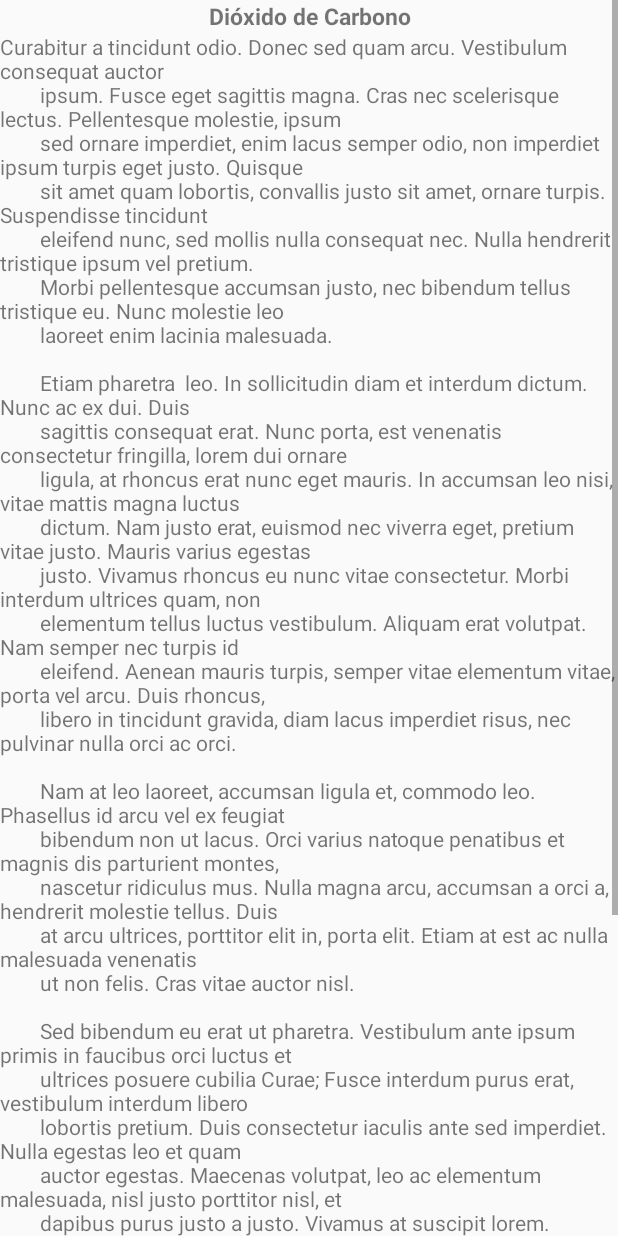
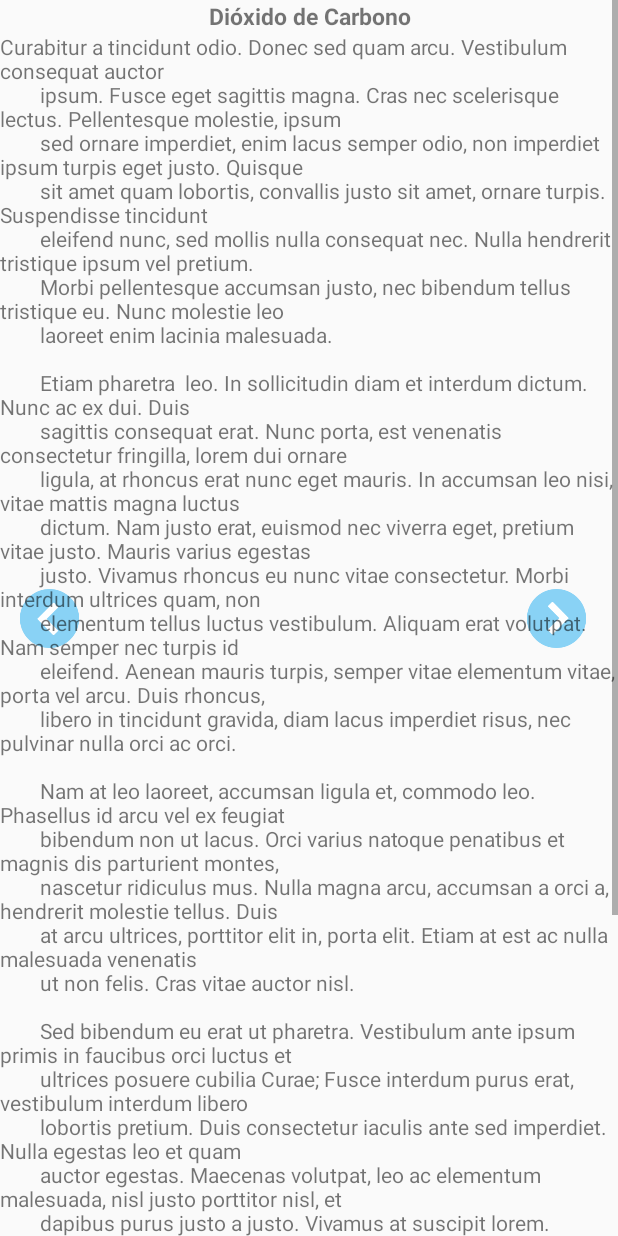
Before and after one commit to Pre-Iniciacao-Cientifica-2018/Testes, an Android app: the SecondActivity screen opened directly, with no data from a screen before it, on a phone screen of 412 x 824 dp. Run offline under Robolectric (Android 15) with nearby library versions, the phone set to English and light mode, and no system bars.

```diff
--- a/prjIC/app/src/main/java/com/example/gabriel/prjic/SecondActivity.java
+++ b/prjIC/app/src/main/java/com/example/gabriel/prjic/SecondActivity.java
@@ -3,6 +3,7 @@ package com.example.gabriel.prjic;
 import android.content.Intent;
 import android.os.Bundle;
 
+import android.support.constraint.ConstraintLayout;
 import android.support.design.widget.NavigationView;
 import android.support.v4.view.GravityCompat;
 import android.support.v4.widget.DrawerLayout;
@@ -11,10 +12,20 @@ import android.support.v7.app.AppCompatActivity;
 
 import android.view.Menu;
 import android.view.MenuItem;
+import android.view.MotionEvent;
+import android.view.View;
+import android.widget.ImageView;
+import android.widget.LinearLayout;
+import android.widget.RelativeLayout;
+import android.widget.ScrollView;
+import android.widget.Toast;
 
 public class SecondActivity extends AppCompatActivity
         implements NavigationView.OnNavigationItemSelectedListener {
-
+    private LinearLayout lay = null;
+    private ImageView img = null;
+    private ImageView img1 = null;
+    //private float x,y;
     @Override
     protected void onCreate(Bundle savedInstanceState) {
         super.onCreate(savedInstanceState);
@@ -32,6 +43,33 @@ public class SecondActivity extends AppCompatActivity
 
         NavigationView navigationView = (NavigationView) findViewById(R.id.nav_view);
         navigationView.setNavigationItemSelectedListener(this);
+
+
+
+        lay = (LinearLayout) findViewById(R.id.linear);
+        img = (ImageView) findViewById(R.id.imageView5);
+        img1 = (ImageView) findViewById(R.id.imageView9);
+        lay.setOnTouchListener(new View.OnTouchListener() {
+            @Override
+            public boolean onTouch(View v, MotionEvent event) {
+            //    x = event.getX();
+            //    y = event.getY(); Um dia pode ser util
+                 if (event.getAction() == MotionEvent.ACTION_DOWN){
+                     if(img.getVisibility() == View.VISIBLE && img1.getVisibility() == View.VISIBLE){
+
+                         img.setVisibility(View.INVISIBLE);
+                         img1.setVisibility(View.INVISIBLE);
+                     }else{
+                         img.setVisibility(View.VISIBLE);
+                         img1.setVisibility(View.VISIBLE);
+                     }
+
+                 }
+
+                 return true;
+            }
+
+        });
     }
 
     @Override
@@ -92,4 +130,5 @@ public class SecondActivity extends AppCompatActivity
         drawer.closeDrawer(GravityCompat.START);
         return true;
     }
+
 }
--- a/prjIC/app/src/main/res/layout/content_second.xml
+++ b/prjIC/app/src/main/res/layout/content_second.xml
@@ -7,36 +7,65 @@
     android:layout_height="match_parent"
     app:layout_behavior="@string/appbar_scrolling_view_behavior"
     tools:context=".SecondActivity"
-    tools:showIn="@layout/app_bar_second">
+    tools:showIn="@layout/app_bar_second"
+    android:id="@+id/lay">
 
-    <ScrollView
-        android:layout_width="match_parent"
-        android:layout_height="match_parent"
+    <ImageView
+        android:id="@+id/imageView9"
+        android:layout_width="66dp"
+        android:layout_height="39dp"
+        android:layout_marginStart="300dp"
+        android:layout_marginEnd="8dp"
+        app:layout_constraintBottom_toBottomOf="parent"
+        app:layout_constraintEnd_toEndOf="@+id/scrollView2"
+        app:layout_constraintHorizontal_bias="1.0"
+        app:layout_constraintStart_toStartOf="parent"
+        app:layout_constraintTop_toTopOf="parent"
+        app:srcCompat="@drawable/setadireita" />
+
+    <ImageView
+        android:id="@+id/imageView5"
+        android:layout_width="66dp"
+        android:layout_height="39dp"
+        android:layout_marginEnd="284dp"
         app:layout_constraintBottom_toBottomOf="parent"
         app:layout_constraintEnd_toEndOf="parent"
         app:layout_constraintHorizontal_bias="0.0"
         app:layout_constraintStart_toStartOf="parent"
         app:layout_constraintTop_toTopOf="parent"
-        app:layout_constraintVertical_bias="1.0">
+        app:srcCompat="@drawable/setaesquerda" />
+
+    <ScrollView
+        android:id="@+id/scrollView2"
+        android:layout_width="match_parent"
+        android:layout_height="match_parent"
+        app:layout_constraintBottom_toBottomOf="parent"
+        app:layout_constraintEnd_toEndOf="parent"
+        app:layout_constraintHorizontal_bias="1.0"
+        app:layout_constraintStart_toStartOf="parent"
+        app:layout_constraintTop_toTopOf="parent"
+        app:layout_constraintVertical_bias="0.0">
 
 
         <LinearLayout
+            android:id="@+id/linear"
             android:layout_width="match_parent"
             android:layout_height="wrap_content"
             android:orientation="vertical">
-            <TextView android:layout_height="match_parent"
+
+            <TextView
                 android:layout_width="match_parent"
+                android:layout_height="match_parent"
                 android:text="Dióxido de Carbono"
+                android:textAlignment="center"
                 android:textSize="15sp"
-                android:textStyle="bold"
-                android:textAlignment="center"
-                />
+                android:textStyle="bold" />
+
             <TextView
-                    android:layout_height="match_parent"
-                    android:layout_width="match_parent"
+                android:layout_width="match_parent"
+                android:layout_height="match_parent"
 
                 android:text="@string/textao" />
-
 
 
         </LinearLayout>
@@ -44,5 +73,4 @@
     </ScrollView>
 
 
-
 </android.support.constraint.ConstraintLayout>
```
Also changed, not shown: prjIC/app/src/main/res/drawable/setadireita.png (added), prjIC/app/src/main/res/drawable/setaesquerda.png (added).
